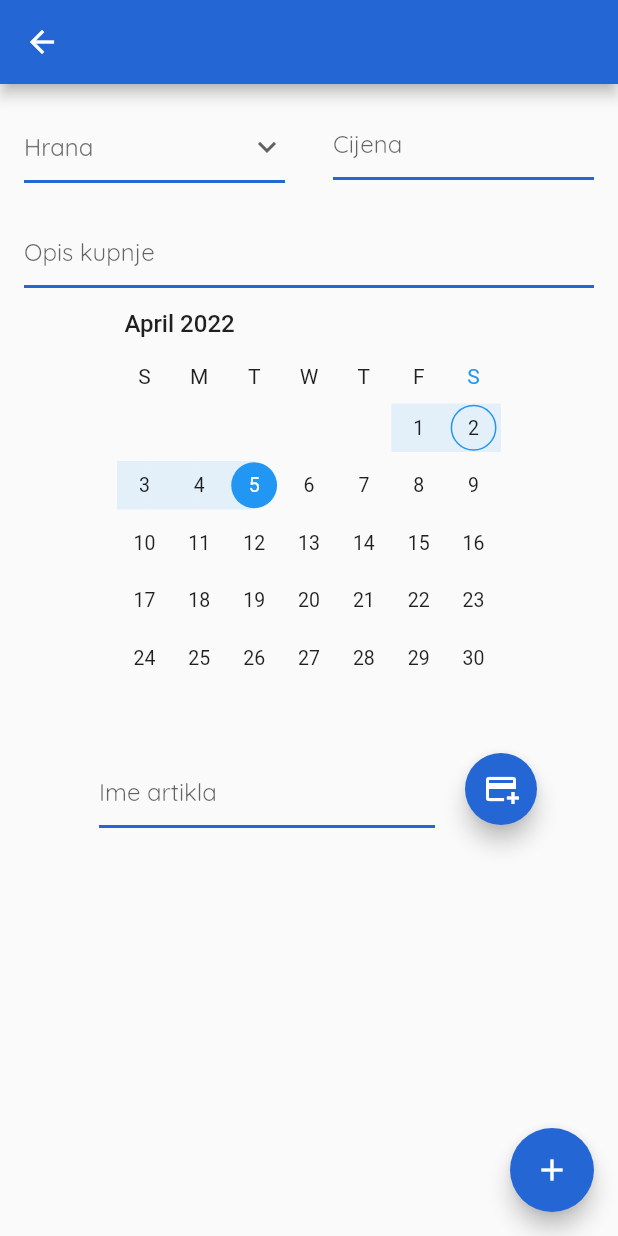
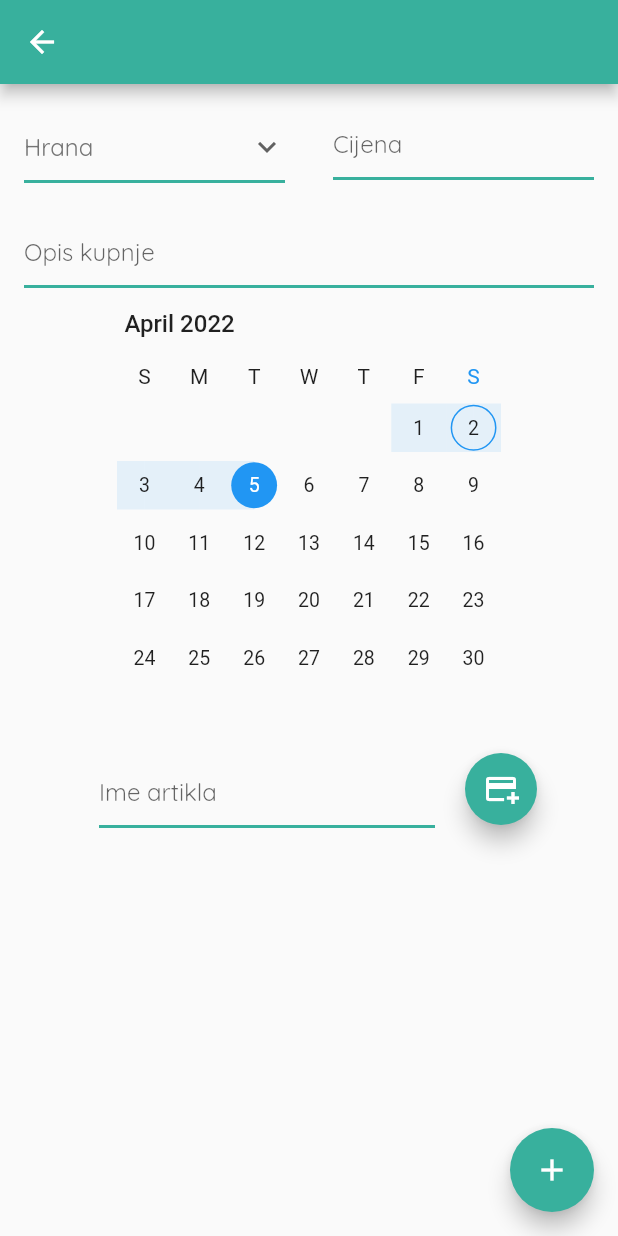
Before and after one commit to foivz/24sata-hackathon-2022-repo1-bpkk, a Flutter app: the screen it shows after launch, after a tap on the "add" icon, on a phone screen of 412 x 824 dp. Run offline on Flutter 3.47's test engine with Material 2 defaults, Android fonts, the phone set to English and light mode, and no system bars; drawn by our look-alikes of syncfusion_flutter_datepicker; our stand-ins replace google_fonts, hive, salomon_bottom_bar, syncfusion_flutter_charts; missing offline and left inert: external_app_launcher; accounts and stored records are empty.

Commit message:
Profile page --> UI + George functionality

```diff
--- a/flutter_code/lib/custom_colors.dart
+++ b/flutter_code/lib/custom_colors.dart
@@ -1,6 +1,5 @@
 import 'package:flutter/material.dart';
 
 class CustomColor{
-  Color mainColor = const Color(0xff2467D4);
-
+  Color mainColor = const Color(0xff38B09D);
 }
--- a/flutter_code/lib/main.dart
+++ b/flutter_code/lib/main.dart
@@ -9,6 +9,7 @@ import 'screens/add_screen.dart';
 import 'screens/chart_history_screen.dart';
 import 'screens/chart_prediction_screen.dart';
 import 'screens/login_screen.dart';
+import 'screens/profile.dart';
 
 void main() {
   runApp(const MyApp());
@@ -86,24 +87,31 @@ class _MyHomePageState extends State<MyHomePage> {
           else if (_currentIndex == 2){
             Navigator.push(context, MaterialPageRoute(builder: (context) => PredictionChart())).then((value) => setState(() {_currentIndex = 0;}));
           }
+          else if (_currentIndex == 3){
+            Navigator.push(context, MaterialPageRoute(builder: (context) => Profile())).then((value) => setState(() {_currentIndex = 0;}));
+          }
         }),
         items: [
           /// Home
           SalomonBottomBarItem(
-            icon: Icon(Icons.home),
+            icon: Icon(Icons.receipt_outlined),
             title: Text("Troškovi"),
             selectedColor: CustomColor().mainColor,
           ),
-
           /// Likes
           SalomonBottomBarItem(
-            icon: Icon(Icons.show_chart_outlined),
+            icon: Icon(Icons.analytics_outlined,),
             title: Text("Potrošnja"),
             selectedColor: CustomColor().mainColor,
           ),
           SalomonBottomBarItem(
-            icon: Icon(Icons.show_chart_outlined),
+            icon: Icon(Icons.insights_outlined),
             title: Text("Predikcija"),
+            selectedColor: CustomColor().mainColor,
+          ),
+          SalomonBottomBarItem(
+            icon: Icon(Icons.account_circle_outlined),
+            title: Text("Profil"),
             selectedColor: CustomColor().mainColor,
           ),
         ],
--- a/flutter_code/lib/screens/login_screen.dart
+++ b/flutter_code/lib/screens/login_screen.dart
@@ -1,9 +1,6 @@
 import 'package:flutter/material.dart';
 import 'package:google_fonts/google_fonts.dart';
 import 'package:syncfusion_flutter_charts/charts.dart';
-import 'package:social_login_all/enums/buttons.dart';
-import 'package:social_login_all/social_login.dart';
-import 'package:social_login_all/widgets/button_components.dart';
 
 import '../custom_colors.dart';
 
--- a/flutter_code/lib/screens/profile.dart
+++ b/flutter_code/lib/screens/profile.dart
@@ -22,7 +22,10 @@ class _Profile extends State<Profile> {
   @override
   Widget build(BuildContext context) {
     return Scaffold(
-      appBar: AppBar(),
+      appBar: AppBar(
+        title: Text("Profil", style: GoogleFonts.quicksand(fontSize: 18, fontWeight: FontWeight.w600 ),),
+        backgroundColor: CustomColor().mainColor,
+      ),
       body: Column(
         children: [
           SizedBox(height: 64,),
@@ -43,6 +46,9 @@ class _Profile extends State<Profile> {
                     height: 64,
                     child:
                     ElevatedButton(
+                      style: ButtonStyle(
+                        backgroundColor: MaterialStateProperty.all(CustomColor().mainColor),
+                      ),
                       onPressed: () {
                         return;
                       },
```
Also changed, not shown: 1 other file.
